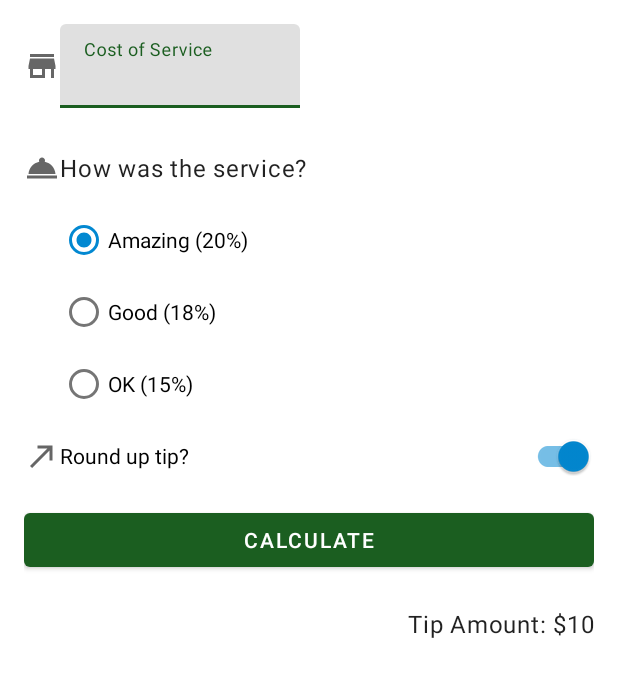
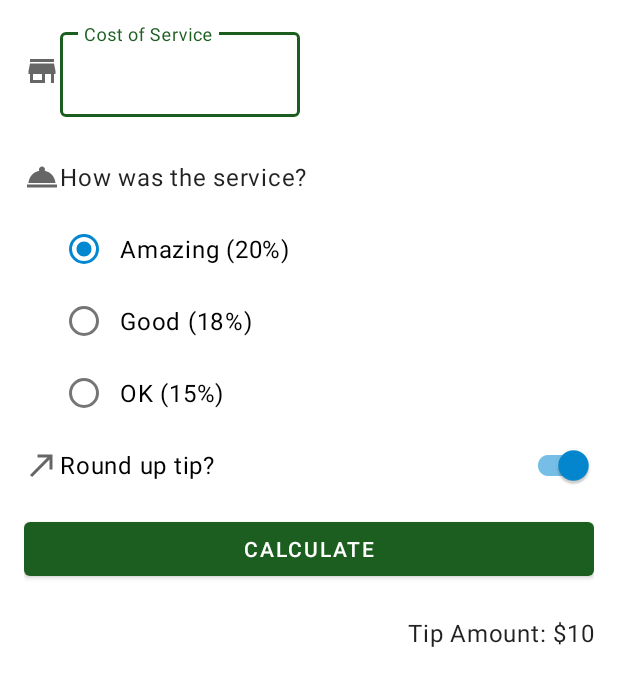
Before and after one commit to ivan-montoya/TipTime, an Android app: the layout activity_main.xml on its own in the app's theme, with its tools: preview values and no code run, on a phone screen of 412 x 824 dp. Shown: the top 686 px of the screen. Run offline under Robolectric (Android 15) with nearby library versions, the phone set to English and light mode, and no system bars.

Commit message:
Added Scrollview

```diff
--- a/app/build.gradle
+++ b/app/build.gradle
@@ -40,11 +40,11 @@ android {
 dependencies {
 
     implementation "org.jetbrains.kotlin:kotlin-stdlib:$kotlin_version"
-    implementation 'androidx.core:core-ktx:1.5.0'
-    implementation 'androidx.appcompat:appcompat:1.3.0'
+    implementation 'androidx.core:core-ktx:1.6.0'
+    implementation 'androidx.appcompat:appcompat:1.3.1'
     implementation 'com.google.android.material:material:1.4.0'
     implementation 'androidx.constraintlayout:constraintlayout:2.0.4'
-    testImplementation 'junit:junit:4.+'
-    androidTestImplementation 'androidx.test.ext:junit:1.1.2'
-    androidTestImplementation 'androidx.test.espresso:espresso-core:3.3.0'
+    testImplementation 'junit:junit:4.13.2'
+    androidTestImplementation 'androidx.test.ext:junit:1.1.3'
+    androidTestImplementation 'androidx.test.espresso:espresso-core:3.4.0'
 }
--- a/app/src/main/java/com/example/tiptime/MainActivity.kt
+++ b/app/src/main/java/com/example/tiptime/MainActivity.kt
@@ -1,7 +1,11 @@
 package com.example.tiptime
 
+import android.content.Context
 import androidx.appcompat.app.AppCompatActivity
 import android.os.Bundle
+import android.view.KeyEvent
+import android.view.View
+import android.view.inputmethod.InputMethodManager
 import com.example.tiptime.databinding.ActivityMainBinding
 import java.text.NumberFormat
 
@@ -14,6 +18,19 @@ class MainActivity : AppCompatActivity() {
         setContentView(binding.root)
 
         binding.calculateButton.setOnClickListener{ calculateTip() }
+
+        binding.costOfServiceEditText.setOnKeyListener {view, keyCode, _ -> handleKeyEvent(view, keyCode)}
+    }
+
+    private fun handleKeyEvent(view: View, keyCode: Int): Boolean {
+        if (keyCode == KeyEvent.KEYCODE_ENTER) {
+            // Hide the keyboard
+            val inputMethodManager =
+                getSystemService(Context.INPUT_METHOD_SERVICE) as InputMethodManager
+            inputMethodManager.hideSoftInputFromWindow(view.windowToken, 0)
+            return true
+        }
+        return false
     }
 
     private fun calculateTip() {
--- a/app/src/main/res/layout/activity_main.xml
+++ b/app/src/main/res/layout/activity_main.xml
@@ -1,4 +1,10 @@
 <?xml version="1.0" encoding="utf-8"?>
+<ScrollView xmlns:android="http://schemas.android.com/apk/res/android"
+    xmlns:app="http://schemas.android.com/apk/res-auto"
+    xmlns:tools="http://schemas.android.com/tools"
+    android:layout_width="match_parent"
+    android:layout_height="match_parent">
+
     <androidx.constraintlayout.widget.ConstraintLayout xmlns:android="http://schemas.android.com/apk/res/android"
         xmlns:app="http://schemas.android.com/apk/res-auto"
         xmlns:tools="http://schemas.android.com/tools"
@@ -12,28 +18,27 @@
             android:layout_width="wrap_content"
             android:layout_height="wrap_content"
             android:importantForAccessibility="no"
-        app:srcCompat="@drawable/ic_store"
+            app:layout_constraintBottom_toBottomOf="@+id/cost_of_service"
             app:layout_constraintStart_toStartOf="parent"
             app:layout_constraintTop_toTopOf="@+id/cost_of_service"
-        app:layout_constraintBottom_toBottomOf="@+id/cost_of_service"/>
+            app:srcCompat="@drawable/ic_store" />
 
         <com.google.android.material.textfield.TextInputLayout
             android:id="@+id/cost_of_service"
             android:layout_width="160dp"
             android:layout_height="wrap_content"
+            android:layout_marginStart="24dp"
             android:hint="@string/cost_of_service"
+            app:layout_constraintStart_toEndOf="@+id/icon_cost_of_service"
             app:layout_constraintStart_toStartOf="parent"
-        app:layout_constraintTop_toTopOf="parent"
-        android:layout_marginStart="24dp"
-        app:layout_constraintStart_toEndOf="@+id/icon_cost_of_service">
+            app:layout_constraintTop_toTopOf="parent">
 
 
             <com.google.android.material.textfield.TextInputEditText
                 android:id="@+id/cost_of_service_edit_text"
                 android:layout_width="match_parent"
                 android:layout_height="wrap_content"
-            android:inputType="numberDecimal"
-            />
+                android:inputType="numberDecimal" />
 
         </com.google.android.material.textfield.TextInputLayout>
 
@@ -42,18 +47,18 @@
             android:layout_width="wrap_content"
             android:layout_height="wrap_content"
             android:importantForAccessibility="no"
-        app:srcCompat="@drawable/ic_service"
+            app:layout_constraintBottom_toBottomOf="@id/service_question"
             app:layout_constraintStart_toStartOf="parent"
             app:layout_constraintTop_toTopOf="@id/service_question"
-        app:layout_constraintBottom_toBottomOf="@id/service_question" />
+            app:srcCompat="@drawable/ic_service" />
 
         <TextView
             android:id="@+id/service_question"
             style="@style/Widget.TipTime.TextView"
             android:layout_width="wrap_content"
             android:layout_height="wrap_content"
+            android:layout_marginTop="16dp"
             android:text="@string/how_was_the_service"
-        android:layout_marginTop="16dp"
             app:layout_constraintStart_toStartOf="@+id/cost_of_service"
             app:layout_constraintTop_toBottomOf="@id/cost_of_service" />
 
@@ -91,30 +96,30 @@
             android:layout_width="wrap_content"
             android:layout_height="wrap_content"
             android:importantForAccessibility="no"
-        app:srcCompat="@drawable/ic_round_up"
+            app:layout_constraintBottom_toBottomOf="@+id/round_up_switch"
             app:layout_constraintStart_toStartOf="parent"
             app:layout_constraintTop_toTopOf="@+id/round_up_switch"
-        app:layout_constraintBottom_toBottomOf="@+id/round_up_switch"/>
+            app:srcCompat="@drawable/ic_round_up" />
 
         <com.google.android.material.switchmaterial.SwitchMaterial
             android:id="@+id/round_up_switch"
             android:layout_width="0dp"
             android:layout_height="wrap_content"
+            android:layout_marginStart="24dp"
             android:checked="true"
             android:text="@string/round_up_tip"
             app:layout_constraintEnd_toEndOf="parent"
+            app:layout_constraintStart_toEndOf="@+id/icon_round_up"
             app:layout_constraintStart_toStartOf="parent"
-        app:layout_constraintTop_toBottomOf="@id/tip_options"
-        android:layout_marginStart="24dp"
-        app:layout_constraintStart_toEndOf="@+id/icon_round_up"/>
+            app:layout_constraintTop_toBottomOf="@id/tip_options" />
 
         <Button
             android:id="@+id/calculate_button"
             android:layout_width="0dp"
             android:layout_height="wrap_content"
+            android:layout_marginTop="8dp"
             android:text="@string/calculate"
             app:layout_constraintEnd_toEndOf="parent"
-        android:layout_marginTop="8dp"
             app:layout_constraintStart_toStartOf="parent"
             app:layout_constraintTop_toBottomOf="@id/round_up_switch" />
 
@@ -123,9 +128,10 @@
             style="@style/Widget.TipTime.TextView"
             android:layout_width="wrap_content"
             android:layout_height="wrap_content"
-        tools:text="Tip Amount: $10"
+            android:layout_marginTop="8dp"
             app:layout_constraintEnd_toEndOf="parent"
             app:layout_constraintTop_toBottomOf="@+id/calculate_button"
-        android:layout_marginTop="8dp"/>
+            tools:text="Tip Amount: $10" />
 
     </androidx.constraintlayout.widget.ConstraintLayout>
+</ScrollView>
--- a/app/src/main/res/values-night/themes.xml
+++ b/app/src/main/res/values-night/themes.xml
@@ -12,5 +12,8 @@
         <!-- Status bar color. -->
         <item name="android:statusBarColor" tools:targetApi="l">?attr/colorPrimaryVariant</item>
         <!-- Customize your theme here. -->
+        <item name="textInputStyle">@style/Widget.MaterialComponents.TextInputLayout.OutlinedBox</item>
+        <item name="radioButtonStyle">@style/Widget.TipTime.CompoundButton.RadioButton</item>
+        <item name="switchStyle">@style/Widget.TipTime.CompoundButton.Switch</item>
     </style>
 </resources>
--- /dev/null
+++ b/app/src/main/res/values/dimens.xml
@@ -0,0 +1,4 @@
+<?xml version="1.0" encoding="utf-8"?>
+<resources>
+    <dimen name="min_text_height">48dp</dimen>
+</resources>
--- a/app/src/main/res/values/styles.xml
+++ b/app/src/main/res/values/styles.xml
@@ -1,8 +1,19 @@
 <?xml version="1.0" encoding="utf-8"?>
 <resources>
     <style name="Widget.TipTime.TextView" parent="Widget.MaterialComponents.TextView">
-        <item name="android:minHeight">48dp</item>
+        <item name="android:minHeight">@dimen/min_text_height</item>
         <item name="android:gravity">center_vertical</item>
         <item name="android:textAppearance">?attr/textAppearanceBody1</item>
     </style>
+    <style name="Widget.TipTime.CompoundButton.Switch" parent="Widget.MaterialComponents.CompoundButton.Switch">
+        <item name="android:minHeight">@dimen/min_text_height</item>
+        <item name="android:gravity">center_vertical</item>
+        <item name="android:textAppearance">?attr/textAppearanceBody1</item>
+    </style>
+
+    <style name="Widget.TipTime.CompoundButton.RadioButton"
+        parent="Widget.MaterialComponents.CompoundButton.RadioButton">
+        <item name="android:paddingStart">8dp</item>
+        <item name="android:textAppearance">?attr/textAppearanceBody1</item>
+    </style>
 </resources>
--- a/app/src/main/res/values/themes.xml
+++ b/app/src/main/res/values/themes.xml
@@ -12,5 +12,8 @@
         <!-- Status bar color. -->
         <item name="android:statusBarColor" tools:targetApi="l">?attr/colorPrimaryVariant</item>
         <!-- Customize your theme here. -->
+        <item name="textInputStyle">@style/Widget.MaterialComponents.TextInputLayout.OutlinedBox</item>
+        <item name="radioButtonStyle">@style/Widget.TipTime.CompoundButton.RadioButton</item>
+        <item name="switchStyle">@style/Widget.TipTime.CompoundButton.Switch</item>
     </style>
 </resources>
```
Lines whose indentation alone changed are shown as unchanged.
